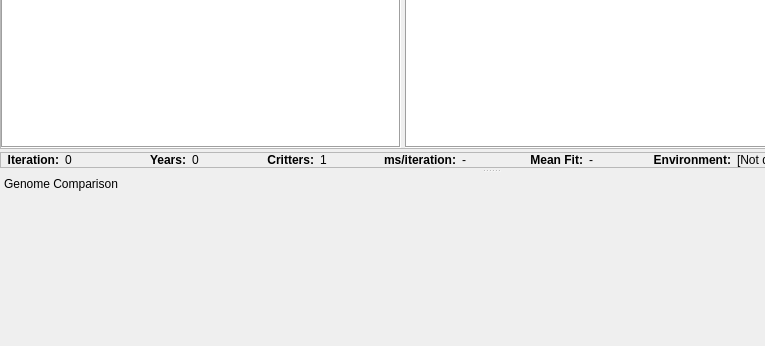
Before: the Qt Designer form mainwindow.ui in marksutton/EvoSim, drawn with Qt 5; both pictures show x 0 to 765 and y 445 to 791 of the 981 by 791 pixel window.
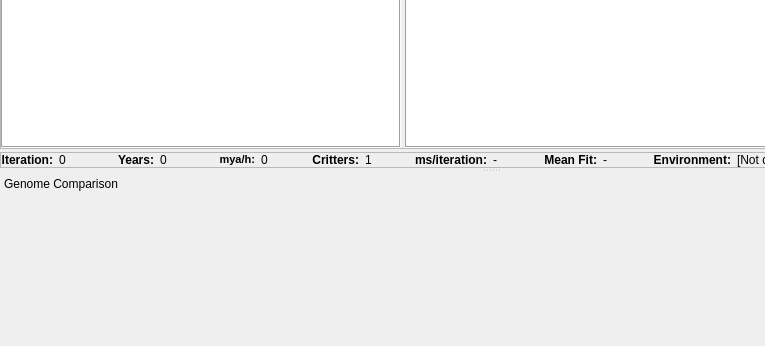
After: the same form once the commit is applied.

Commit message: Million of Years Per Hour

The edit to the form file:
```diff
--- a/mainwindow.ui
+++ b/mainwindow.ui
@@ -344,6 +344,27 @@
            </property>
           </widget>
          </item>
+         <item>
+          <widget class="QLabel" name="myperhourLabel">
+           <property name="text">
+            <string>&lt;!DOCTYPE HTML PUBLIC &quot;-//W3C//DTD HTML 4.0//EN&quot; &quot;http://www.w3.org/TR/REC-html40/strict.dtd&quot;&gt;
+&lt;html&gt;&lt;head&gt;&lt;meta name=&quot;qrichtext&quot; content=&quot;1&quot; /&gt;&lt;style type=&quot;text/css&quot;&gt;
+p, li { white-space: pre-wrap; }
+&lt;/style&gt;&lt;/head&gt;&lt;body style=&quot; font-family:'MS Shell Dlg 2'; font-size:8.25pt; font-weight:400; font-style:normal;&quot;&gt;
+&lt;p style=&quot; margin-top:0px; margin-bottom:0px; margin-left:0px; margin-right:0px; -qt-block-indent:0; text-indent:0px;&quot;&gt;&lt;span style=&quot; font-size:8pt; font-weight:600;&quot;&gt;mya/h:&lt;/span&gt;&lt;/p&gt;&lt;/body&gt;&lt;/html&gt;</string>
+           </property>
+           <property name="alignment">
+            <set>Qt::AlignRight|Qt::AlignTrailing|Qt::AlignVCenter</set>
+           </property>
+          </widget>
+         </item>
+         <item>
+          <widget class="QLabel" name="LabelMyPerHour">
+           <property name="text">
+            <string>0</string>
+           </property>
+          </widget>
+         </item>
          <item>
           <widget class="QLabel" name="crittersLabel">
            <property name="text">
```
The commit also changes 1 other file.
